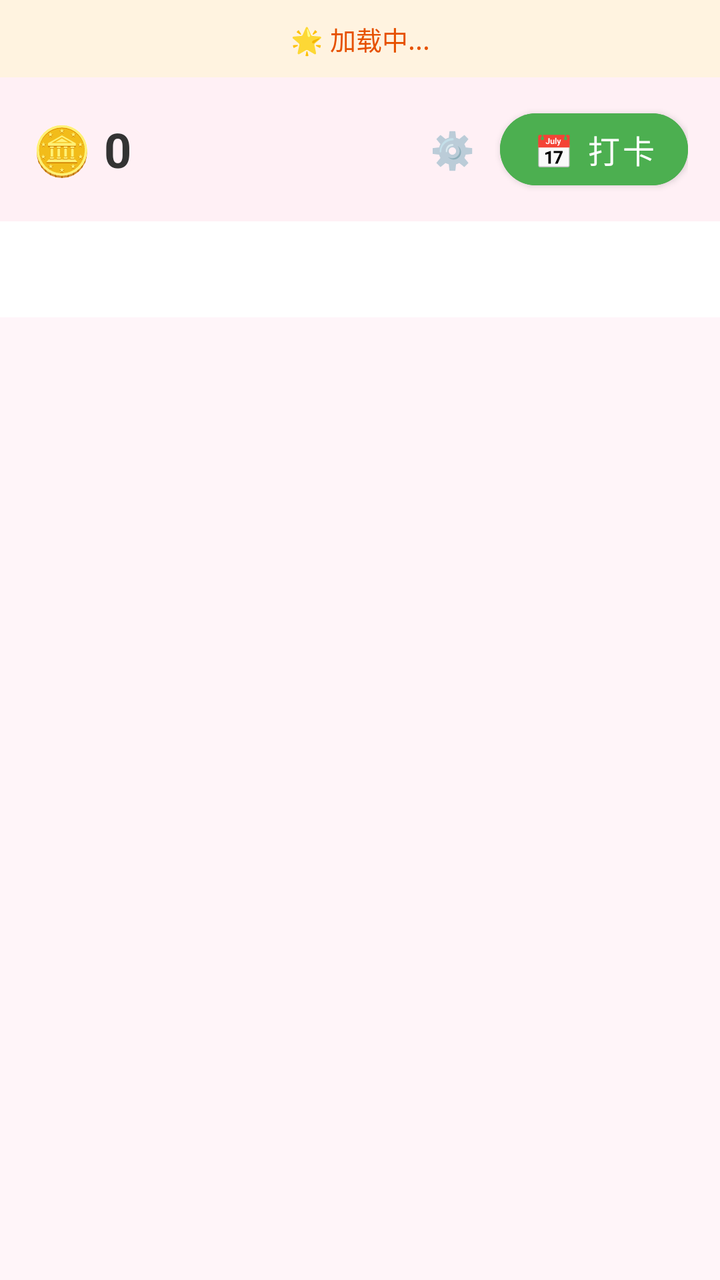
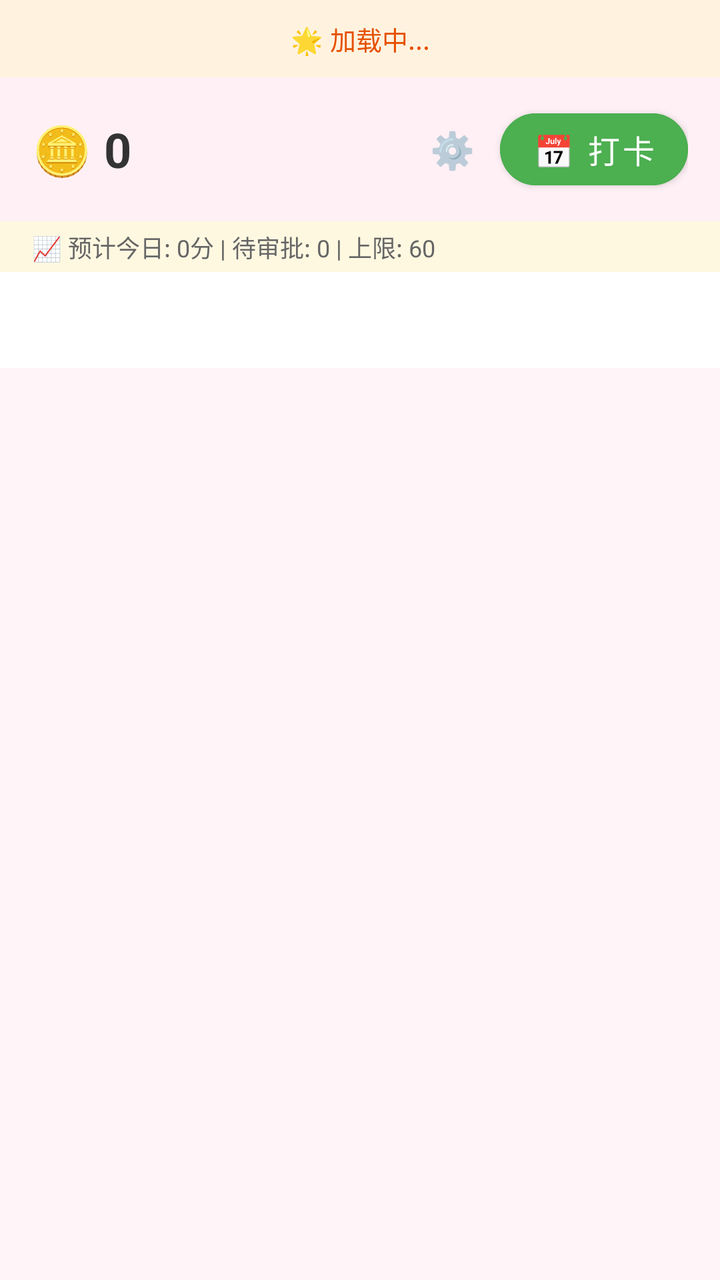

The first picture is an Android layout as it rendered before a commit; the second is the same layout after the commit. The layout source and the unified diff follow.
<!-- AndroidManifest.xml: activity theme Theme.HabitTracker.Child -->
<!-- res/layout/activity_child.xml -->
<?xml version="1.0" encoding="utf-8"?>
<LinearLayout xmlns:android="http://schemas.android.com/apk/res/android"
    xmlns:app="http://schemas.android.com/apk/res-auto"
    android:layout_width="match_parent"
    android:layout_height="match_parent"
    android:orientation="vertical"
    android:background="@color/background_child">

    
    <TextView
        android:id="@+id/tv_daily_quote"
        android:layout_width="match_parent"
        android:layout_height="wrap_content"
        android:padding="10dp"
        android:paddingStart="16dp"
        android:paddingEnd="16dp"
        android:background="#FFF3E0"
        android:text="🌟 加载中..."
        android:textSize="13sp"
        android:textColor="#E65100"
        android:lineSpacingExtra="2dp"
        android:gravity="center" />

    
    <RelativeLayout
        android:layout_width="match_parent"
        android:layout_height="wrap_content"
        android:padding="12dp"
        android:paddingStart="16dp"
        android:paddingEnd="16dp"
        android:background="@color/child_pink_light">

        <TextView
            android:id="@+id/tv_coin_balance"
            android:layout_width="wrap_content"
            android:layout_height="wrap_content"
            android:layout_centerVertical="true"
            android:text="🪙 0"
            android:textSize="24sp"
            android:textColor="@color/text_primary"
            android:textStyle="bold" />

        <LinearLayout
            android:layout_width="wrap_content"
            android:layout_height="wrap_content"
            android:layout_alignParentEnd="true"
            android:layout_centerVertical="true"
            android:orientation="horizontal">

            <TextView
                android:id="@+id/btn_child_settings"
                android:layout_width="32dp"
                android:layout_height="32dp"
                android:text="⚙️"
                android:textSize="18sp"
                android:gravity="center"
                android:layout_marginEnd="8dp"
                android:background="?attr/selectableItemBackgroundBorderless"
                android:clickable="true"
                android:focusable="true"
                android:contentDescription="设置" />

            <com.google.android.material.button.MaterialButton
                android:id="@+id/btn_check_in"
                android:layout_width="wrap_content"
                android:layout_height="48dp"
                android:text="📅 打卡"
                android:textSize="16sp"
                android:textAllCaps="false"
                app:cornerRadius="24dp"
                android:backgroundTint="@color/child_green" />

        </LinearLayout>

    </RelativeLayout>

    
    <com.google.android.material.tabs.TabLayout
        android:id="@+id/tab_layout"
        android:layout_width="match_parent"
        android:layout_height="48dp"
        android:background="@android:color/white"
        app:tabMode="fixed"
        app:tabGravity="fill" />

    
    <androidx.viewpager2.widget.ViewPager2
        android:id="@+id/view_pager"
        android:layout_width="match_parent"
        android:layout_height="0dp"
        android:layout_weight="1" />

</LinearLayout>
<!-- resources referenced by this layout -->
<resources>
  <color name="background_child">#FFF5F9</color>
  <color name="child_green">#4CAF50</color>
  <color name="child_pink_light">#FFF0F5</color>
  <color name="text_primary">#333333</color>
  <style name="Theme.HabitTracker.Child" parent="Theme.HabitTracker">
          <item name="colorPrimary">@color/child_pink</item>
          <item name="android:statusBarColor">@color/child_pink_light</item>
      </style>
  <style name="Theme.HabitTracker" parent="Theme.MaterialComponents.Light.NoActionBar">
          <item name="colorPrimary">@color/child_pink</item>
          <item name="colorPrimaryVariant">@color/child_pink_light</item>
          <item name="colorOnPrimary">@color/white</item>
          <item name="colorSecondary">@color/child_green</item>
          <item name="android:statusBarColor">@color/child_pink_light</item>
      </style>
  <color name="child_pink">#FF6B9D</color>
  <color name="white">#FFFFFF</color>
</resources>

<!-- the commit's change to res/layout/activity_child.xml (unified diff, before → after) -->
@@ -73,6 +73,19 @@
         </LinearLayout>
 
     </RelativeLayout>
+    
+    <TextView
+        android:id="@+id/tv_earning_estimate"
+        android:layout_width="match_parent"
+        android:layout_height="wrap_content"
+        android:paddingStart="16dp"
+        android:paddingEnd="16dp"
+        android:paddingTop="4dp"
+        android:paddingBottom="4dp"
+        android:text="📈 预计今日: 0分 | 待审批: 0 | 上限: 60"
+        android:textSize="12sp"
+        android:textColor="#FF666666"
+        android:background="#FFF8E1" />
 
     
     <com.google.android.material.tabs.TabLayout
